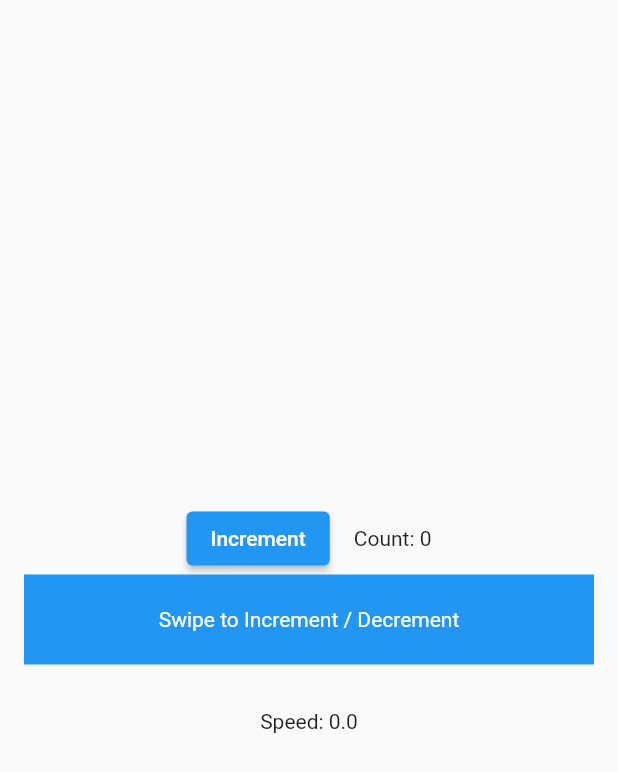
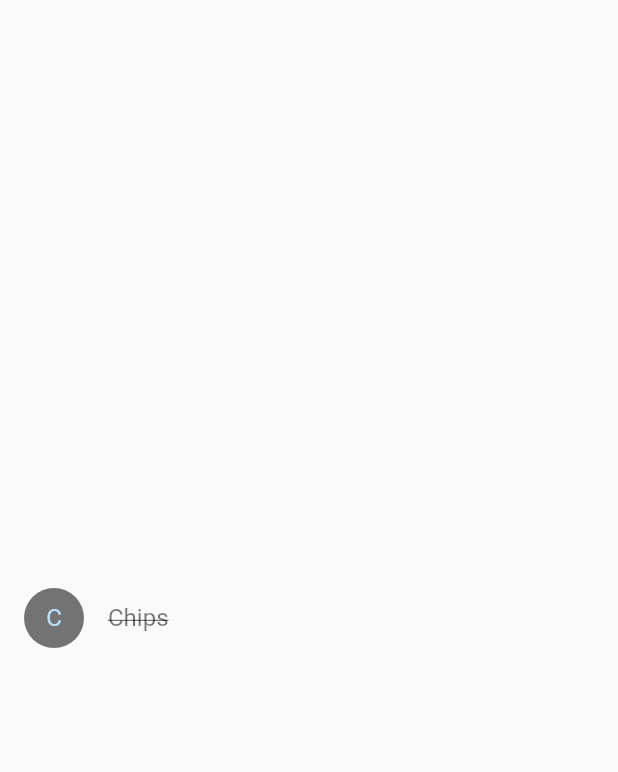
Before and after one commit to Am271/flutter-prac, a Flutter app: the screen it shows after launch, on a phone screen of 412 x 824 dp. Shown: the top 772 px of the screen. Run offline on Flutter 3.47's test engine with Material 2 defaults, Android fonts, the phone set to English and light mode, and no system bars.

Commit message:
Added a single list tile

```diff
--- a/lib/main.dart
+++ b/lib/main.dart
@@ -1,98 +1,69 @@
 import 'package:flutter/material.dart';
 
-class CounterDisplay extends StatelessWidget {
-  const CounterDisplay({required this.count, super.key});
+class Product {
+  const Product({required this.name});
 
-  final int count;
-
-  @override
-  Widget build(BuildContext context) {
-    return Text('Count: $count');
-  }
+  final String name;
 }
 
-class CounterIncrementor extends StatelessWidget {
-  const CounterIncrementor({required this.onPressed, super.key});
+typedef CartChangedCallback = Function(Product product, bool inCart);
 
-  final VoidCallback onPressed;
+class ShoppingListItem extends StatelessWidget {
+  ShoppingListItem({
+    required this.product,
+    required this.inCart,
+    required this.onCartChanged,
+  }) : super(key: ObjectKey(product));
 
-  @override
-  Widget build(BuildContext context) {
-    return ElevatedButton(
-      onPressed: onPressed,
-      child: const Text('Increment'),
-    );
-  }
-}
+  final Product product;
+  final bool inCart;
+  final CartChangedCallback onCartChanged;
 
-class Counter extends StatefulWidget {
-  const Counter({super.key});
+  Color _getColor(BuildContext context) {
+    // The theme depends on the BuildContext because different
+    // parts of the tree can have different themes.
+    // The BuildContext indicates where the build is
+    // taking place and therefore which theme to use.
 
-  @override
-  State<Counter> createState() => _CounterState();
-}
-
-class _CounterState extends State<Counter> {
-  int _counter = 0;
-  double velocity = 0.0;
-
-  void _increment() {
-    setState(() {
-      ++_counter;
-    });
+    return inCart //
+        ? Colors.black54
+        : Theme.of(context).primaryColor;
   }
 
-  void _updateVel(velocity_) {
-    setState(() {
-      velocity = velocity_;
-      if(velocity < 0) { // Swipe left
-        --_counter;
-      } else { // Swipe right
-        ++_counter;
-      }
-    });
+  TextStyle? _getTextStyle(BuildContext context) {
+    if (!inCart) return null;
+
+    return const TextStyle(
+      color: Colors.black54,
+      decoration: TextDecoration.lineThrough,
+    );
   }
 
   @override
   Widget build(BuildContext context) {
-    return Column(mainAxisAlignment: MainAxisAlignment.center, children: [
-      Row(
-        mainAxisAlignment: MainAxisAlignment.center,
-        children: <Widget>[
-          CounterIncrementor(onPressed: _increment),
-          const SizedBox(width: 16),
-          CounterDisplay(count: _counter),
-        ],
+    return ListTile(
+      onTap: () {
+        onCartChanged(product, inCart);
+      },
+      leading: CircleAvatar(
+        backgroundColor: _getColor(context),
+        child: Text(product.name[0]),
       ),
-      GestureDetector(
-          onHorizontalDragEnd: ((details) {
-            _updateVel(details.primaryVelocity);
-          }),
-          child: Container(
-            decoration: const BoxDecoration(color: Colors.blue),
-            height: 60,
-            margin: const EdgeInsets.symmetric(horizontal: 16.0),
-            child: const Center(
-                child: Text('Swipe to Increment / Decrement',
-                    style: TextStyle(color: Colors.white))),
-          )),
-      Container(
-        height: 30.0,
-      ),
-      Center(
-          child: Text(
-        'Speed: $velocity',
-      ))
-    ]);
+      title: Text(product.name, style: _getTextStyle(context)),
+    );
   }
 }
 
 void main() {
   runApp(
-    const MaterialApp(
+    MaterialApp(
       home: Scaffold(
         body: Center(
-          child: Counter(),
+          child: ShoppingListItem(
+            product: const Product(name: 'Chips'),
+            inCart: true,
+            onCartChanged: (product, inCart) {},
+          ),
         ),
       ),
     ),
```
